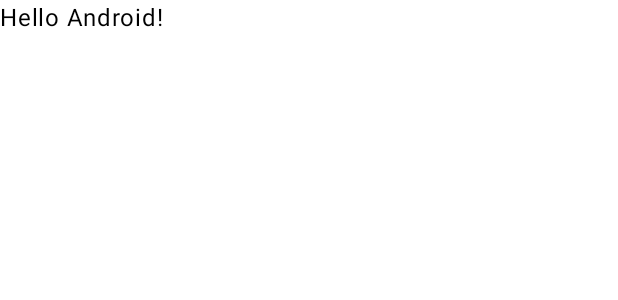
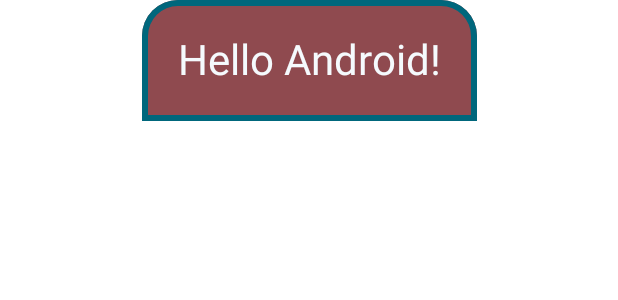
Before and after one commit to fjr619/Fit-Me, an Android app built with Jetpack Compose: the @Preview function GreetingPreview, on a phone screen of 412 x 824 dp. Shown: the top 300 px of the screen. Run offline under Robolectric (Android 15) with nearby library versions, the phone set to English and light mode, and no system bars.

Commit message:
setup theme

```diff
--- a/app/src/main/java/com/fjr/measuremate/MainActivity.kt
+++ b/app/src/main/java/com/fjr/measuremate/MainActivity.kt
@@ -4,13 +4,32 @@ import android.os.Bundle
 import androidx.activity.ComponentActivity
 import androidx.activity.compose.setContent
 import androidx.activity.enableEdgeToEdge
+import androidx.compose.foundation.BorderStroke
+import androidx.compose.foundation.background
+import androidx.compose.foundation.border
+import androidx.compose.foundation.layout.Arrangement
+import androidx.compose.foundation.layout.Box
+import androidx.compose.foundation.layout.Column
+import androidx.compose.foundation.layout.IntrinsicSize
+import androidx.compose.foundation.layout.Row
+import androidx.compose.foundation.layout.Spacer
 import androidx.compose.foundation.layout.fillMaxSize
+import androidx.compose.foundation.layout.fillMaxWidth
+import androidx.compose.foundation.layout.height
 import androidx.compose.foundation.layout.padding
+import androidx.compose.foundation.lazy.LazyColumn
+import androidx.compose.foundation.shape.RoundedCornerShape
+import androidx.compose.material3.Button
+import androidx.compose.material3.Icon
 import androidx.compose.material3.Scaffold
 import androidx.compose.material3.Text
 import androidx.compose.runtime.Composable
+import androidx.compose.ui.Alignment
 import androidx.compose.ui.Modifier
+import androidx.compose.ui.graphics.Color
 import androidx.compose.ui.tooling.preview.Preview
+import androidx.compose.ui.unit.dp
+import com.fjr.measuremate.presentation.theme.AppTheme
 import com.fjr.measuremate.presentation.theme.MeasureMateTheme
 
 class MainActivity : ComponentActivity() {
@@ -32,10 +51,40 @@ class MainActivity : ComponentActivity() {
 
 @Composable
 fun Greeting(name: String, modifier: Modifier = Modifier) {
-    Text(
-        text = "Hello $name!",
-        modifier = modifier
-    )
+    Box(modifier = Modifier.fillMaxWidth(), contentAlignment = Alignment.Center) {
+        Row(
+            modifier = modifier
+                .height(IntrinsicSize.Max)
+                .background(
+                    AppTheme.color.error,
+                    shape = RoundedCornerShape(
+                        topStart = AppTheme.radius.extraLarge,
+                        topEnd = AppTheme.radius.extraLarge
+                    )
+                )
+                .border(
+                    border = BorderStroke(width = AppTheme.dimens.space4, AppTheme.color.primary),
+                    shape = RoundedCornerShape(
+                        topStart = AppTheme.radius.extraLarge,
+                        topEnd = AppTheme.radius.extraLarge
+                    )
+                )
+                .padding(AppTheme.dimens.space24),
+            verticalAlignment = Alignment.CenterVertically,
+            horizontalArrangement = Arrangement.spacedBy(AppTheme.dimens.space8)
+        ) {
+//            Icon(
+//                imageVector = AppTheme.drawable.iconPause,
+//                contentDescription = "",
+//                tint = AppTheme.color.background
+//            )
+            Text(
+                text = "Hello $name!",
+                style = AppTheme.typography.headlineMedium,
+                color = AppTheme.color.background,
+            )
+        }
+    }
 }
 
 @Preview(showBackground = true)
--- /dev/null
+++ b/app/src/main/java/com/fjr/measuremate/presentation/theme/AppDimens.kt
@@ -0,0 +1,17 @@
+package com.fjr.measuremate.presentation.theme
+
+import androidx.compose.runtime.Immutable
+import androidx.compose.ui.unit.Dp
+import androidx.compose.ui.unit.dp
+
+@Immutable
+class AppDimens(
+    val space1: Dp = 1.dp,
+    val space4: Dp = 4.dp,
+    val space8: Dp = 8.dp,
+    val space16: Dp = 16.dp,
+    val space24: Dp = 24.dp,
+    val space32: Dp = 32.dp,
+    val space40: Dp = 40.dp,
+    val space100: Dp = 100.dp,
+)
--- /dev/null
+++ b/app/src/main/java/com/fjr/measuremate/presentation/theme/AppTheme.kt
@@ -0,0 +1,74 @@
+package com.fjr.measuremate.presentation.theme
+
+import androidx.compose.foundation.isSystemInDarkTheme
+import androidx.compose.material3.ColorScheme
+import androidx.compose.material3.MaterialTheme
+import androidx.compose.material3.Typography
+import androidx.compose.runtime.Composable
+import androidx.compose.runtime.CompositionLocalProvider
+import androidx.compose.runtime.ReadOnlyComposable
+
+object AppTheme {
+    val color: AppColor
+        @Composable
+        @ReadOnlyComposable
+        get() = LocalColor.current
+
+    val typography: Typography
+        @Composable
+        @ReadOnlyComposable
+        get() = LocalTypography.current
+
+    val dimens: AppDimens
+        @Composable
+        @ReadOnlyComposable
+        get() = LocalDimens.current
+
+    val radius: AppRadius
+        @Composable
+        @ReadOnlyComposable
+        get() = LocalRadius.current
+
+    val drawable: AppDrawable
+        @Composable
+        @ReadOnlyComposable
+        get() = LocalDrawable.current
+}
+
+@Composable
+fun MeasureMateTheme(
+    darkTheme: Boolean = isSystemInDarkTheme(),
+    // Dynamic color is available on Android 12+
+    dynamicColor: Boolean = false,
+    content: @Composable () -> Unit
+) {
+    val colorScheme: ColorScheme
+    val appColor: AppColor
+
+
+    when {
+//        dynamicColor && Build.VERSION.SDK_INT >= Build.VERSION_CODES.S -> {
+//            val context = LocalContext.current
+//            if (darkTheme) dynamicDarkColorScheme(context) else dynamicLightColorScheme(context)
+//        }
+
+        darkTheme -> {
+            colorScheme = DarkColors
+            appColor = AppColorDark()
+        }
+        else -> {
+            colorScheme = LightColors
+            appColor = AppColorLight()
+        }
+    }
+
+    CompositionLocalProvider(
+        LocalColor provides appColor,
+    ) {
+        MaterialTheme(
+            colorScheme = colorScheme,
+            typography = AppTheme.typography,
+            content = content
+        )
+    }
+}
--- a/app/src/main/java/com/fjr/measuremate/presentation/theme/Type.kt
+++ b/app/src/main/java/com/fjr/measuremate/presentation/theme/AppTypo.kt
@@ -23,7 +23,7 @@ val poppinsFontFamily = FontFamily(
 )
 
 // Set of Material typography styles to start with
-val Typography = Typography(
+val AppTypo = Typography(
     displayLarge = TextStyle(
         fontFamily = poppinsFontFamily,
         fontWeight = FontWeight.W600,
--- /dev/null
+++ b/app/src/main/java/com/fjr/measuremate/presentation/theme/CompositionLocal.kt
@@ -0,0 +1,10 @@
+package com.fjr.measuremate.presentation.theme
+
+import androidx.compose.runtime.ProvidableCompositionLocal
+import androidx.compose.runtime.staticCompositionLocalOf
+
+internal val LocalColor: ProvidableCompositionLocal<AppColor> = staticCompositionLocalOf { AppColorLight() }
+internal val LocalTypography  = staticCompositionLocalOf { AppTypo }
+internal val LocalDimens = staticCompositionLocalOf { AppDimens() }
+internal val LocalRadius = staticCompositionLocalOf { AppRadius() }
+internal val LocalDrawable = staticCompositionLocalOf { AppDrawable() }
--- a/app/src/main/java/com/fjr/measuremate/presentation/theme/Theme.kt
+++ /dev/null
@@ -1,57 +0,0 @@
-package com.fjr.measuremate.presentation.theme
-
-import android.os.Build
-import androidx.compose.foundation.isSystemInDarkTheme
-import androidx.compose.material3.MaterialTheme
-import androidx.compose.material3.darkColorScheme
-import androidx.compose.material3.dynamicDarkColorScheme
-import androidx.compose.material3.dynamicLightColorScheme
-import androidx.compose.material3.lightColorScheme
-import androidx.compose.runtime.Composable
-import androidx.compose.ui.platform.LocalContext
-
-private val DarkColorScheme = darkColorScheme(
-    primary = Purple80,
-    secondary = PurpleGrey80,
-    tertiary = Pink80
-)
-
-private val LightColorScheme = lightColorScheme(
-    primary = Purple40,
-    secondary = PurpleGrey40,
-    tertiary = Pink40
-
-    /* Other default colors to override
-    background = Color(0xFFFFFBFE),
-    surface = Color(0xFFFFFBFE),
-    onPrimary = Color.White,
-    onSecondary = Color.White,
-    onTertiary = Color.White,
-    onBackground = Color(0xFF1C1B1F),
-    onSurface = Color(0xFF1C1B1F),
-    */
-)
-
-@Composable
-fun MeasureMateTheme(
-    darkTheme: Boolean = isSystemInDarkTheme(),
-    // Dynamic color is available on Android 12+
-    dynamicColor: Boolean = true,
-    content: @Composable () -> Unit
-) {
-    val colorScheme = when {
-        dynamicColor && Build.VERSION.SDK_INT >= Build.VERSION_CODES.S -> {
-            val context = LocalContext.current
-            if (darkTheme) dynamicDarkColorScheme(context) else dynamicLightColorScheme(context)
-        }
-
-        darkTheme -> DarkColorScheme
-        else -> LightColorScheme
-    }
-
-    MaterialTheme(
-        colorScheme = colorScheme,
-        typography = Typography,
-        content = content
-    )
-}
```
Also changed, not shown: app/src/main/java/com/fjr/measuremate/presentation/theme/AppColor.kt (added, +268 -0 lines), app/src/main/java/com/fjr/measuremate/presentation/theme/AppDrawable.kt (added, +14 -0 lines), app/src/main/java/com/fjr/measuremate/presentation/theme/AppRadius.kt (added, +13 -0 lines), app/src/main/java/com/fjr/measuremate/presentation/theme/Color.kt (deleted, +0 -11 lines).
